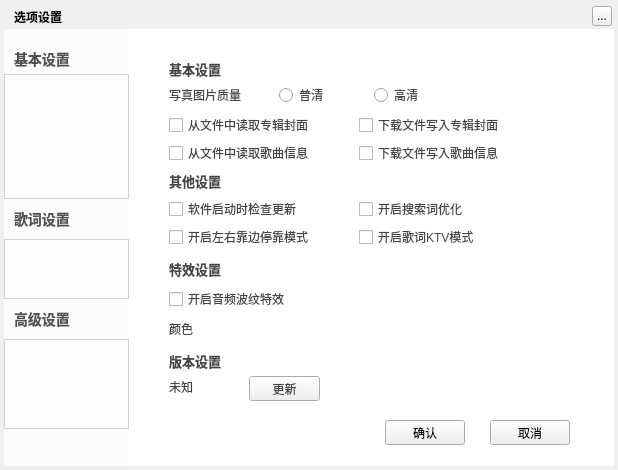
Qt form TTKModule/TTKWidget/musicUiKits/musicWidgetKits/musicsettingwidget.ui (Greedysky/TTKMusicPlayer) before a commit.
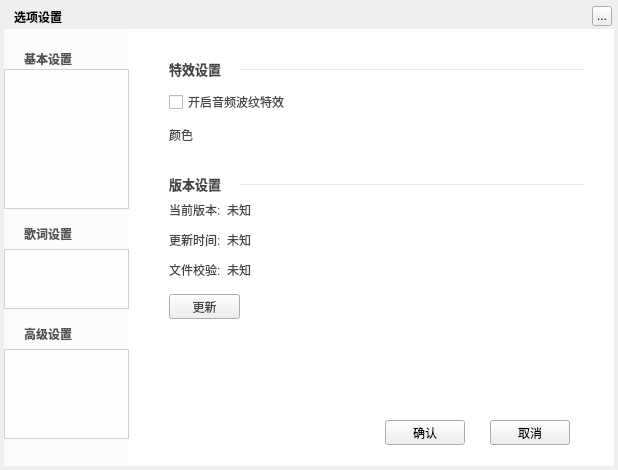
The same form after that commit. The open tabs and pages were chosen to show the change. Custom widgets are drawn as their Qt base class.

Commit message: Refactor setting widget background style[549370]

Diff of the .ui file:
```diff
--- a/TTKModule/TTKWidget/musicUiKits/musicWidgetKits/musicsettingwidget.ui
+++ b/TTKModule/TTKWidget/musicUiKits/musicWidgetKits/musicsettingwidget.ui
@@ -958,6 +958,221 @@
     </widget>
    </widget>
    <widget class="QWidget" name="four">
+    <widget class="QLabel" name="rippleVersionWidget">
+     <property name="geometry">
+      <rect>
+       <x>25</x>
+       <y>135</y>
+       <width>60</width>
+       <height>20</height>
+      </rect>
+     </property>
+     <property name="styleSheet">
+      <string notr="true">background-color:transparent;
+font-size:13px;
+font-weight:bold;</string>
+     </property>
+     <property name="text">
+      <string>版本设置</string>
+     </property>
+    </widget>
+    <widget class="QLabel" name="rippleVersionValue">
+     <property name="geometry">
+      <rect>
+       <x>83</x>
+       <y>160</y>
+       <width>150</width>
+       <height>21</height>
+      </rect>
+     </property>
+     <property name="text">
+      <string>未知</string>
+     </property>
+     <property name="alignment">
+      <set>Qt::AlignLeading|Qt::AlignLeft|Qt::AlignVCenter</set>
+     </property>
+    </widget>
+    <widget class="QPushButton" name="rippleVersionUpdateButton">
+     <property name="geometry">
+      <rect>
+       <x>25</x>
+       <y>255</y>
+       <width>71</width>
+       <height>25</height>
+      </rect>
+     </property>
+     <property name="text">
+      <string>更新</string>
+     </property>
+    </widget>
+    <widget class="QLabel" name="setRippleSpectrumWidget">
+     <property name="geometry">
+      <rect>
+       <x>25</x>
+       <y>20</y>
+       <width>60</width>
+       <height>20</height>
+      </rect>
+     </property>
+     <property name="styleSheet">
+      <string notr="true">background-color:transparent;
+font-size:13px;
+font-weight:bold;</string>
+     </property>
+     <property name="text">
+      <string>特效设置</string>
+     </property>
+    </widget>
+    <widget class="QCheckBox" name="rippleSpectrumEnableBox">
+     <property name="geometry">
+      <rect>
+       <x>25</x>
+       <y>53</y>
+       <width>230</width>
+       <height>20</height>
+      </rect>
+     </property>
+     <property name="text">
+      <string>开启音频波纹特效</string>
+     </property>
+    </widget>
+    <widget class="QLabel" name="rippleSpectrumColorLabel">
+     <property name="geometry">
+      <rect>
+       <x>25</x>
+       <y>88</y>
+       <width>31</width>
+       <height>16</height>
+      </rect>
+     </property>
+     <property name="text">
+      <string>颜色</string>
+     </property>
+    </widget>
+    <widget class="MusicColorPreviewLabel" name="rippleSpectrumColorButton">
+     <property name="geometry">
+      <rect>
+       <x>60</x>
+       <y>83</y>
+       <width>80</width>
+       <height>25</height>
+      </rect>
+     </property>
+     <property name="text">
+      <string/>
+     </property>
+    </widget>
+    <widget class="QLabel" name="rippleVersionLabel">
+     <property name="geometry">
+      <rect>
+       <x>25</x>
+       <y>163</y>
+       <width>55</width>
+       <height>16</height>
+      </rect>
+     </property>
+     <property name="text">
+      <string>当前版本:</string>
+     </property>
+    </widget>
+    <widget class="QLabel" name="rippleVersionUpdateLabel">
+     <property name="geometry">
+      <rect>
+       <x>25</x>
+       <y>193</y>
+       <width>55</width>
+       <height>16</height>
+      </rect>
+     </property>
+     <property name="text">
+      <string>更新时间:</string>
+     </property>
+    </widget>
+    <widget class="QLabel" name="rippleVersionUpdateValue">
+     <property name="geometry">
+      <rect>
+       <x>83</x>
+       <y>190</y>
+       <width>150</width>
+       <height>21</height>
+      </rect>
+     </property>
+     <property name="text">
+      <string>未知</string>
+     </property>
+     <property name="alignment">
+      <set>Qt::AlignLeading|Qt::AlignLeft|Qt::AlignVCenter</set>
+     </property>
+    </widget>
+    <widget class="QLabel" name="rippleVersionFileLabel">
+     <property name="geometry">
+      <rect>
+       <x>25</x>
+       <y>223</y>
+       <width>55</width>
+       <height>16</height>
+      </rect>
+     </property>
+     <property name="text">
+      <string>文件校验:</string>
+     </property>
+    </widget>
+    <widget class="QLabel" name="rippleVersionFileValue">
+     <property name="geometry">
+      <rect>
+       <x>83</x>
+       <y>220</y>
+       <width>250</width>
+       <height>21</height>
+      </rect>
+     </property>
+     <property name="text">
+      <string>未知</string>
+     </property>
+     <property name="alignment">
+      <set>Qt::AlignLeading|Qt::AlignLeft|Qt::AlignVCenter</set>
+     </property>
+    </widget>
+    <widget class="QFrame" name="frame_9">
+     <property name="geometry">
+      <rect>
+       <x>95</x>
+       <y>20</y>
+       <width>345</width>
+       <height>20</height>
+      </rect>
+     </property>
+     <property name="styleSheet">
+      <string notr="true">color:rgba(0,0,0,25)</string>
+     </property>
+     <property name="frameShape">
+      <enum>QFrame::HLine</enum>
+     </property>
+     <property name="frameShadow">
+      <enum>QFrame::Plain</enum>
+     </property>
+    </widget>
+    <widget class="QFrame" name="frame_10">
+     <property name="geometry">
+      <rect>
+       <x>95</x>
+       <y>135</y>
+       <width>345</width>
+       <height>20</height>
+      </rect>
+     </property>
+     <property name="styleSheet">
+      <string notr="true">color:rgba(0,0,0,25)</string>
+     </property>
+     <property name="frameShape">
+      <enum>QFrame::HLine</enum>
+     </property>
+     <property name="frameShadow">
+      <enum>QFrame::Plain</enum>
+     </property>
+    </widget>
+   </widget>
+   <widget class="QWidget" name="five">
     <widget class="QLabel" name="baseSetOtherWidget">
      <property name="geometry">
       <rect>
@@ -980,7 +1195,7 @@
      <property name="geometry">
       <rect>
        <x>135</x>
-       <y>48</y>
+       <y>50</y>
        <width>80</width>
        <height>16</height>
       </rect>
@@ -993,7 +1208,7 @@
      <property name="geometry">
       <rect>
        <x>230</x>
-       <y>48</y>
+       <y>50</y>
        <width>80</width>
        <height>16</height>
       </rect>
@@ -1006,7 +1221,7 @@
      <property name="geometry">
       <rect>
        <x>25</x>
-       <y>48</y>
+       <y>50</y>
        <width>101</width>
        <height>16</height>
       </rect>
@@ -1019,7 +1234,7 @@
      <property name="geometry">
       <rect>
        <x>25</x>
-       <y>160</y>
+       <y>250</y>
        <width>190</width>
        <height>20</height>
       </rect>
@@ -1032,7 +1247,7 @@
      <property name="geometry">
       <rect>
        <x>25</x>
-       <y>188</y>
+       <y>278</y>
        <width>190</width>
        <height>20</height>
       </rect>
@@ -1045,7 +1260,7 @@
      <property name="geometry">
       <rect>
        <x>25</x>
-       <y>76</y>
+       <y>85</y>
        <width>190</width>
        <height>20</height>
       </rect>
@@ -1058,7 +1273,7 @@
      <property name="geometry">
       <rect>
        <x>25</x>
-       <y>104</y>
+       <y>115</y>
        <width>190</width>
        <height>20</height>
       </rect>
@@ -1071,7 +1286,7 @@
      <property name="geometry">
       <rect>
        <x>25</x>
-       <y>132</y>
+       <y>215</y>
        <width>60</width>
        <height>20</height>
       </rect>
@@ -1088,8 +1303,8 @@
     <widget class="QCheckBox" name="otherSearchCheckBox">
      <property name="geometry">
       <rect>
-       <x>215</x>
-       <y>160</y>
+       <x>240</x>
+       <y>250</y>
        <width>190</width>
        <height>20</height>
       </rect>
@@ -1101,8 +1316,8 @@
     <widget class="QCheckBox" name="otherLrcKTVCheckBox">
      <property name="geometry">
       <rect>
-       <x>215</x>
-       <y>188</y>
+       <x>240</x>
+       <y>278</y>
        <width>190</width>
        <height>20</height>
       </rect>
@@ -1114,8 +1329,8 @@
     <widget class="QCheckBox" name="otherWriteAlbumCoverCheckBox">
      <property name="geometry">
       <rect>
-       <x>215</x>
-       <y>76</y>
+       <x>25</x>
+       <y>145</y>
        <width>190</width>
        <height>20</height>
       </rect>
@@ -1127,8 +1342,8 @@
     <widget class="QCheckBox" name="otherWriteInfoCheckBox">
      <property name="geometry">
       <rect>
-       <x>215</x>
-       <y>104</y>
+       <x>25</x>
+       <y>175</y>
        <width>190</width>
        <height>20</height>
       </rect>
@@ -1137,108 +1352,42 @@
       <string>下载文件写入歌曲信息</string>
      </property>
     </widget>
-    <widget class="QLabel" name="otherVersionWidget">
+    <widget class="QFrame" name="frame_11">
      <property name="geometry">
       <rect>
-       <x>25</x>
-       <y>312</y>
-       <width>60</width>
+       <x>95</x>
+       <y>20</y>
+       <width>345</width>
        <height>20</height>
       </rect>
      </property>
      <property name="styleSheet">
-      <string notr="true">background-color:transparent;
-font-size:13px;
-font-weight:bold;</string>
+      <string notr="true">color:rgba(0,0,0,25)</string>
      </property>
-     <property name="text">
-      <string>版本设置</string>
+     <property name="frameShape">
+      <enum>QFrame::HLine</enum>
      </property>
-    </widget>
-    <widget class="QLabel" name="otherVersionValue">
-     <property name="geometry">
-      <rect>
-       <x>25</x>
-       <y>337</y>
-       <width>70</width>
-       <height>21</height>
-      </rect>
+     <property name="frameShadow">
+      <enum>QFrame::Plain</enum>
      </property>
-     <property name="text">
-      <string>未知</string>
-     </property>
-     <property name="alignment">
-      <set>Qt::AlignLeading|Qt::AlignLeft|Qt::AlignVCenter</set>
-     </property>
     </widget>
-    <widget class="QPushButton" name="otherVersionUpdateButton">
+    <widget class="QFrame" name="frame_12">
      <property name="geometry">
       <rect>
-       <x>105</x>
-       <y>337</y>
-       <width>71</width>
-       <height>25</height>
-      </rect>
-     </property>
-     <property name="text">
-      <string>更新</string>
-     </property>
-    </widget>
-    <widget class="QLabel" name="setRipplesSpectrumWidget">
-     <property name="geometry">
-      <rect>
-       <x>25</x>
-       <y>220</y>
-       <width>60</width>
+       <x>95</x>
+       <y>215</y>
+       <width>345</width>
        <height>20</height>
       </rect>
      </property>
      <property name="styleSheet">
-      <string notr="true">background-color:transparent;
-font-size:13px;
-font-weight:bold;</string>
+      <string notr="true">color:rgba(0,0,0,25)</string>
      </property>
-     <property name="text">
-      <string>特效设置</string>
+     <property name="frameShape">
+      <enum>QFrame::HLine</enum>
      </property>
-    </widget>
-    <widget class="QCheckBox" name="ripplesSpectrumEnableBox">
-     <property name="geometry">
-      <rect>
-       <x>25</x>
-       <y>250</y>
-       <width>230</width>
-       <height>20</height>
-      </rect>
-     </property>
-     <property name="text">
-      <string>开启音频波纹特效</string>
-     </property>
-    </widget>
-    <widget class="QLabel" name="ripplesSpectrumColorLabel">
-     <property name="geometry">
-      <rect>
-       <x>25</x>
-       <y>282</y>
-       <width>31</width>
-       <height>16</height>
-      </rect>
-     </property>
-     <property name="text">
-      <string>颜色</string>
-     </property>
-    </widget>
-    <widget class="MusicColorPreviewLabel" name="ripplesSpectrumColorButton">
-     <property name="geometry">
-      <rect>
-       <x>60</x>
-       <y>277</y>
-       <width>80</width>
-       <height>25</height>
-      </rect>
-     </property>
-     <property name="text">
-      <string/>
+     <property name="frameShadow">
+      <enum>QFrame::Plain</enum>
      </property>
     </widget>
    </widget>
@@ -2611,7 +2760,7 @@
    <widget class="QLabel" name="baseSetWidget">
     <property name="geometry">
      <rect>
-      <x>10</x>
+      <x>20</x>
       <y>20</y>
       <width>60</width>
       <height>20</height>
@@ -2619,7 +2768,7 @@
     </property>
     <property name="styleSheet">
      <string notr="true">background-color:transparent;
-font-size:14px;
+font-size:12px;
 color:rgb(80,80,80);
 font-weight:bold;;</string>
     </property>
@@ -2630,15 +2779,15 @@
    <widget class="QLabel" name="wordSetWidget">
     <property name="geometry">
      <rect>
-      <x>10</x>
-      <y>180</y>
+      <x>20</x>
+      <y>195</y>
       <width>60</width>
       <height>20</height>
      </rect>
     </property>
     <property name="styleSheet">
      <string notr="true">background-color:transparent;
-font-size:14px;
+font-size:12px;
 color:rgb(80,80,80);
 font-weight:bold;;</string>
     </property>
@@ -2650,9 +2799,9 @@
     <property name="geometry">
      <rect>
       <x>0</x>
-      <y>45</y>
+      <y>40</y>
       <width>125</width>
-      <height>125</height>
+      <height>140</height>
      </rect>
     </property>
    </widget>
@@ -2660,7 +2809,7 @@
     <property name="geometry">
      <rect>
       <x>0</x>
-      <y>210</y>
+      <y>220</y>
       <width>125</width>
       <height>60</height>
      </rect>
@@ -2669,15 +2818,15 @@
    <widget class="QLabel" name="supperSetWidget">
     <property name="geometry">
      <rect>
-      <x>10</x>
-      <y>280</y>
+      <x>20</x>
+      <y>295</y>
       <width>60</width>
       <height>20</height>
      </rect>
     </property>
     <property name="styleSheet">
      <string notr="true">background-color:transparent;
-font-size:14px;
+font-size:12px;
 color:rgb(80,80,80);
 font-weight:bold;;</string>
     </property>
@@ -2689,7 +2838,7 @@
     <property name="geometry">
      <rect>
       <x>0</x>
-      <y>310</y>
+      <y>320</y>
       <width>125</width>
       <height>90</height>
      </rect>
```
Left out of the diff: 358 changed lines with no effect on the pictures. The commit also changes 46 other files.
